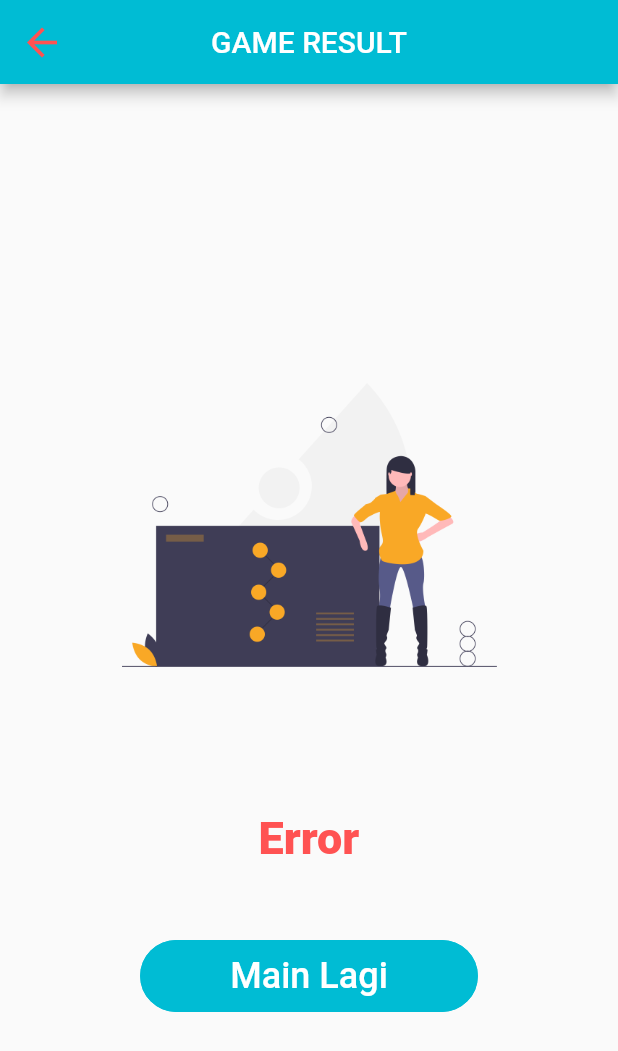
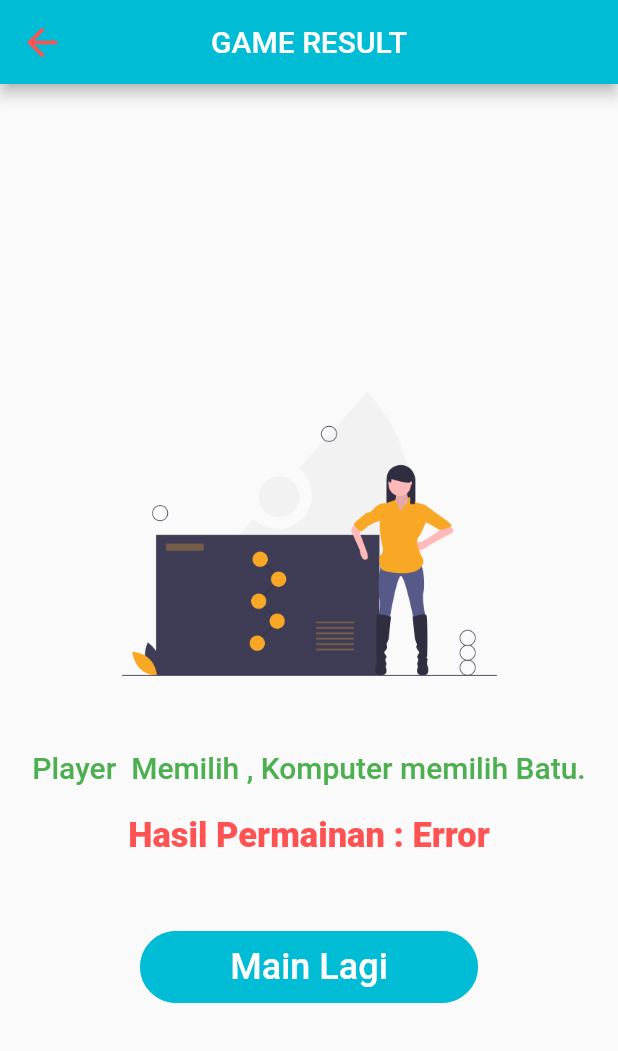
Before and after one commit to deyan-ardi/mobile-game-suwit-flutter, a Flutter app: the GameResult screen opened directly with empty values, on a phone screen of 412 x 824 dp. Shown: the top 1051 px of the screen. Run offline on Flutter 3.47's test engine with Material 2 defaults, Android fonts, the phone set to English and light mode, and no system bars.

```diff
--- a/lib/game_result.dart
+++ b/lib/game_result.dart
@@ -27,7 +27,7 @@ class GameResult extends StatelessWidget {
     }
 
     if (pilihan == dCom) {
-      result = "Permainan Seri";
+      result = "Seri";
     } else if (pilihan == "Batu" && dCom == "Kertas") {
       result = "Komputer Menang";
     } else if (pilihan == "Batu" && dCom == "Gunting") {
@@ -71,22 +71,27 @@ class GameResult extends StatelessWidget {
                   width: 250.0, fit: BoxFit.cover),
             ),
             SizedBox(height: 50),
-            Text(
-              nama.toString(),
-              style: TextStyle(
-                fontSize: 40,
-                fontWeight: FontWeight.w500,
-                color: Colors.green,
+            Center(
+              child: Text(
+                "Player $nama Memilih $pilihan, Komputer memilih $dCom.",
+                style: TextStyle(
+                  fontSize: 20,
+                  fontWeight: FontWeight.w500,
+                  color: Colors.green,
+                ),
+                textAlign: TextAlign.center,
               ),
             ),
+             SizedBox(height: 20),
             Center(
               child: Text(
-                result.toString(),
+                "Hasil Permainan : $result",
                 style: TextStyle(
-                  fontSize: 30,
+                  fontSize: 23,
                   fontWeight: FontWeight.w800,
                   color: Colors.redAccent,
                 ),
+                textAlign: TextAlign.center,
               ),
             ),
             Center(
--- a/lib/name_input.dart
+++ b/lib/name_input.dart
@@ -52,7 +52,7 @@ class _NameInputState extends State<NameInput> {
                           child: new TextField(
                             onChanged: (txt) {
                               setState(() {
-                                nama = txt.toUpperCase();
+                                nama = txt.toLowerCase();
                               });
                             },
                             keyboardType: TextInputType.text,
```
Also changed, not shown: lib/all_result.dart (+34 -17 lines).
